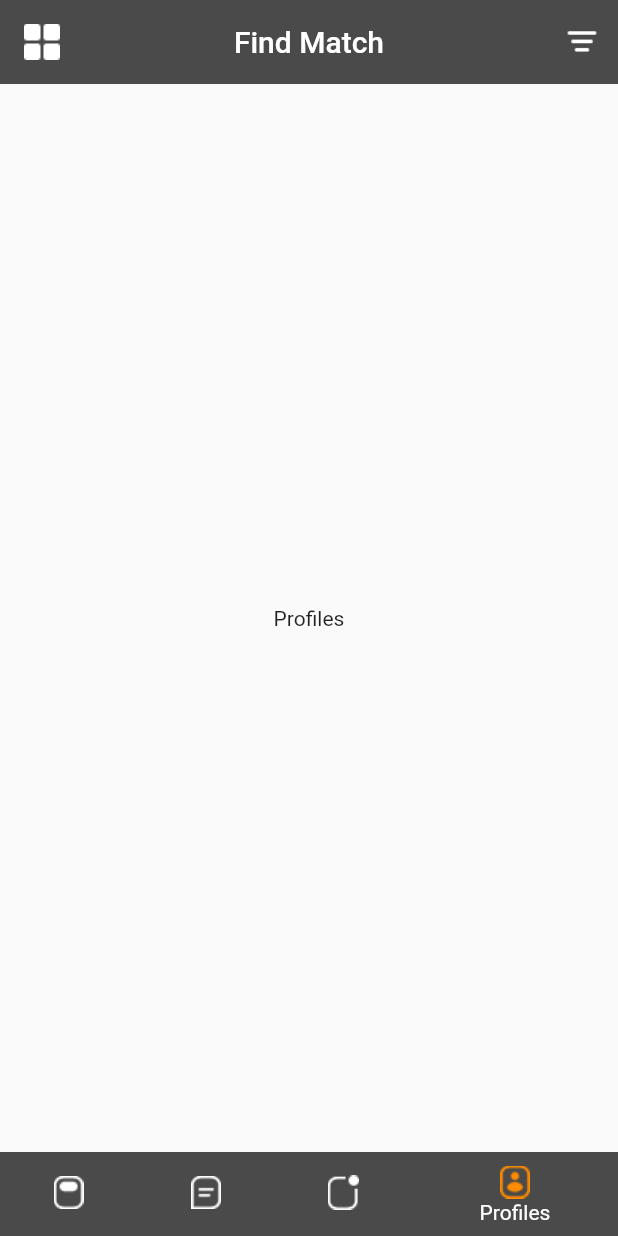
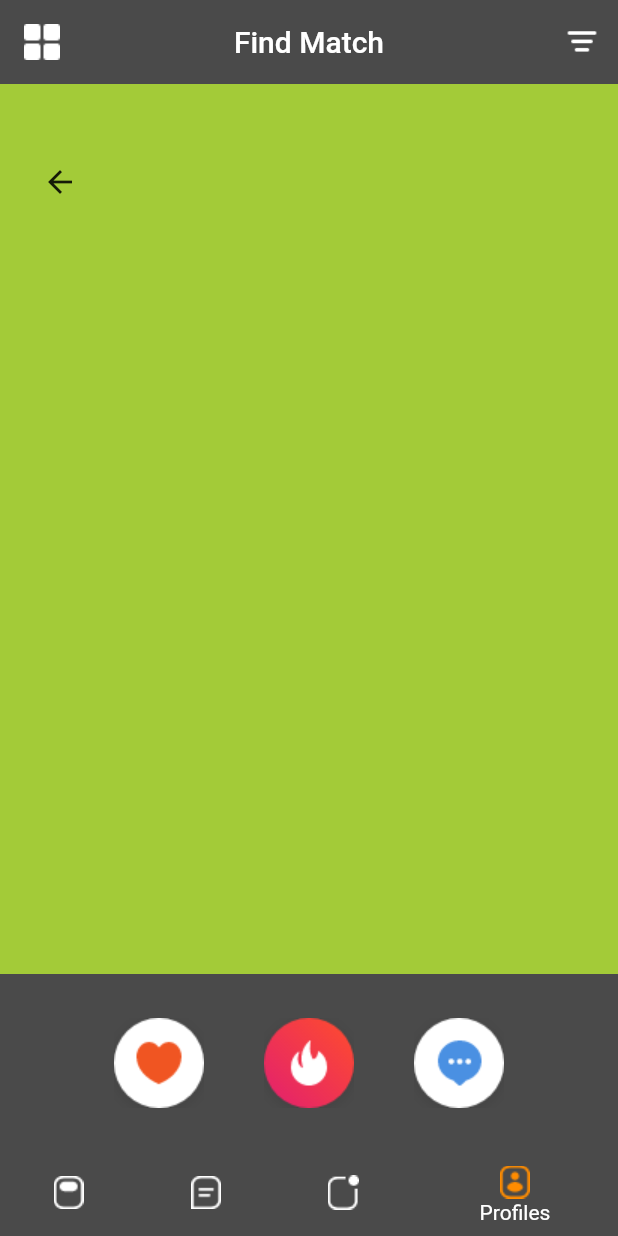
Before and after one commit to tinhpt38/tinder_clone_flutter2, a Flutter app: the screen it shows after launch, item 4 of the bottom bar chosen, on a phone screen of 412 x 824 dp. Run offline on Flutter 3.47's test engine with Material 2 defaults, Android fonts, the phone set to English and light mode, and no system bars.

Commit message:
info page v0.1

```diff
--- a/lib/pages/profiles_page.dart
+++ b/lib/pages/profiles_page.dart
@@ -1,4 +1,5 @@
 import 'package:flutter/material.dart';
+import 'package:tinder_clone_flutter2/values/app_color.dart';
 
 class ProfilesPage extends StatefulWidget {
   @override
@@ -8,10 +9,73 @@ class ProfilesPage extends StatefulWidget {
 class _ProfilesPageState extends State<ProfilesPage> {
   @override
   Widget build(BuildContext context) {
-    return Scaffold(
-      body: Container(
-        child: Center(child: Text("Profiles"))
+    return Column(children: [
+      Expanded(
+        flex: 10,
+        child: SingleChildScrollView(
+          child: Stack(
+            children: [
+              Column(children: [
+                Container(
+                  color: AppColors.green,
+                  // height: MediaQuery.of(context).size.height / 1.3,
+                  height: 700,
+                ),
+                Container(
+                  height: 1000,
+                )
+              ]),
+              Padding(
+                padding: EdgeInsets.only(top: 40, left: 15),
+                child: GestureDetector(
+                  onTap: () {
+                    Navigator.pop(context);
+                  },
+                  child: Container(
+                    height: 50,
+                    width: 50,
+                    child: Icon(Icons.arrow_back),
+                  ),
+                ),
+              ),
+
+            ],
+          ),
+        ),
       ),
-    );
+      Expanded(
+          flex: 2,
+          child: Container(
+            height: 100,
+            // color: AppColors.red,
+            child: Row(
+              mainAxisAlignment: MainAxisAlignment.center,
+              children: <Widget>[
+                Container(
+                  width: 100,
+                  // color: Colors.amber,
+                  child: Image(
+                    image: AssetImage('assets/images/buttons-like.png'),
+                  ),
+                ),
+                Container(
+                  width: 100,
+                  // color: Colors.amber,
+                  child: Image(
+                    image: AssetImage(
+                        'assets/images/buttons-superlike_active.png'),
+                  ),
+                ),
+                Container(
+                  width: 100,
+                  // color: Colors.amber,
+                  child: Image(
+                    image: AssetImage('assets/images/buttons-message.png'),
+                  ),
+                ),
+              ],
+            ),
+          ))
+    ]);
   }
 }
--- a/lib/widgets/main_card.dart
+++ b/lib/widgets/main_card.dart
@@ -1,4 +1,5 @@
 import 'package:flutter/material.dart';
+import 'package:tinder_clone_flutter2/pages/profiles_page.dart';
 import 'package:tinder_clone_flutter2/values/app_color.dart';
 import 'package:tinder_clone_flutter2/values/textstyle.dart';
 
@@ -31,6 +32,11 @@ class _MainCardState extends State<MainCard> {
             ),
             Expanded(
               flex:2,
+                child: InkWell(
+                  onTap: (){
+                    //chuyen qua trang info
+                    Navigator.push(context,MaterialPageRoute(builder: (context) =>ProfilesPage()));
+                  },
                   child: Padding(
                     padding: EdgeInsets.all(20),
                     child: Container(
@@ -69,6 +75,7 @@ class _MainCardState extends State<MainCard> {
                         ],
                       ),
                     ),
+                  ),
                 ))
           ],
         ),
```
Also changed, not shown: assets/images/buttons-like.png (added), assets/images/buttons-message.png (added). Lines whose indentation alone changed are shown as unchanged.
